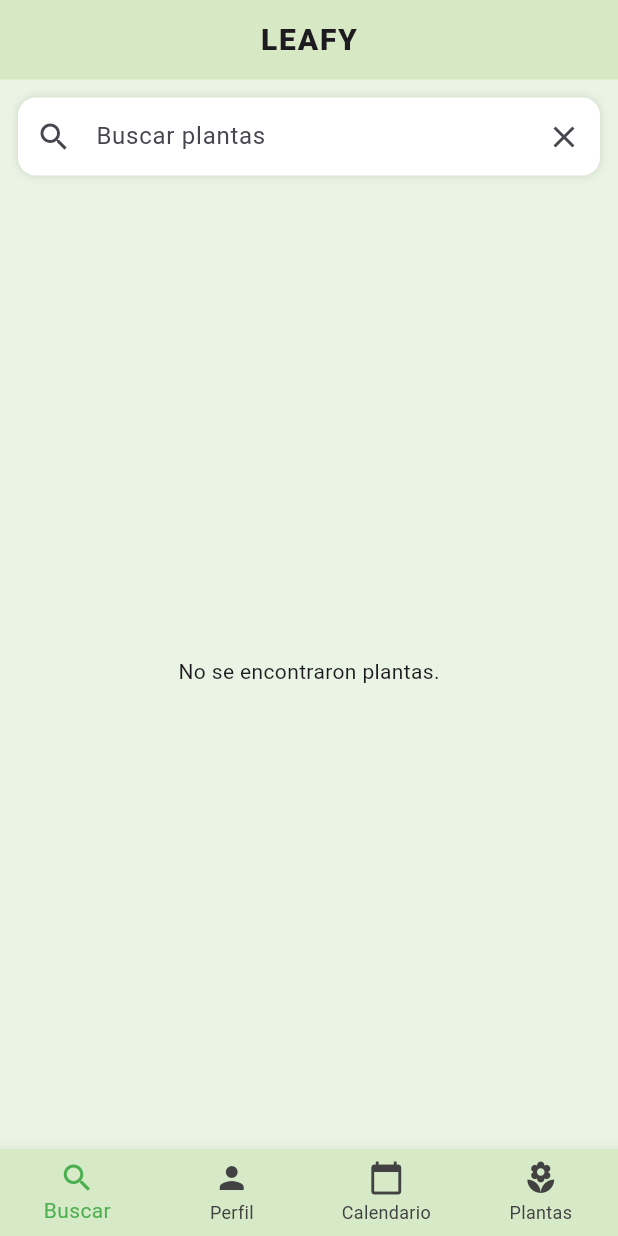
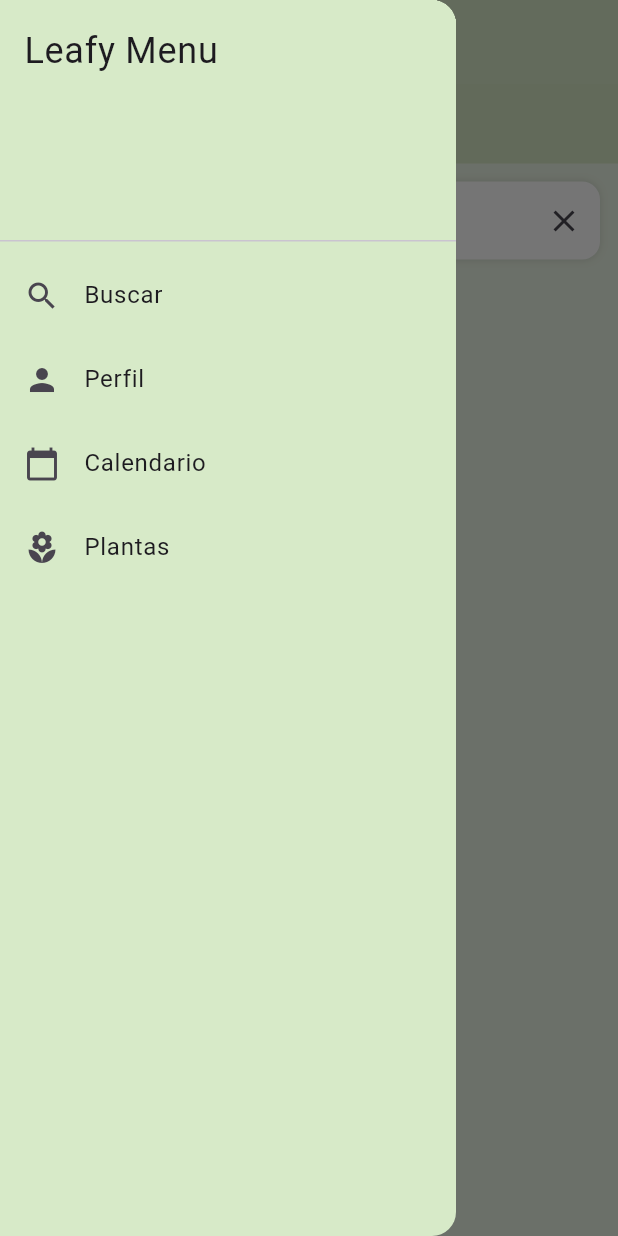
Before and after one commit to mrami8/Leafy_web_flutter, a Flutter app: the MainScreen screen opened directly, with the side drawer open (before the commit the screen has no drawer), on a phone screen of 412 x 824 dp. Run offline on Flutter 3.47's test engine with Material 3 defaults, Android fonts, the light colour scheme and no system bars; our stand-ins replace image_picker, supabase_flutter, table_calendar; accounts and stored records are empty.

Commit message:
menu para web

```diff
--- a/lib/main.dart
+++ b/lib/main.dart
@@ -1,8 +1,8 @@
 import 'package:flutter/material.dart';
 import 'package:provider/provider.dart';
-import 'supabase_config.dart'; // Configuración personalizada de Supabase
-import 'LoginScreen.dart'; // Pantalla de inicio de sesión
-import 'main_screen.dart'; // Pantalla principal con navegación
+import 'supabase_config.dart';
+import 'LoginScreen.dart';
+import 'main_screen.dart';
 import 'providers/auth_provider.dart';
 import 'providers/plant_search_provider.dart';
 import 'providers/notification_provider.dart';
--- a/lib/main_screen.dart
+++ b/lib/main_screen.dart
@@ -4,7 +4,6 @@ import 'package:leafy_app_flutter/screens/plants_screen.dart';
 import 'package:leafy_app_flutter/screens/profile_screen.dart';
 import 'package:leafy_app_flutter/screens/search_screen.dart';
 
-// Pantalla principal que contiene la navegación entre pestañas
 class MainScreen extends StatefulWidget {
   const MainScreen({super.key});
 
@@ -13,41 +12,71 @@ class MainScreen extends StatefulWidget {
 }
 
 class _MainScreenState extends State<MainScreen> {
-  int _selectedIndex = 0; // Índice actual de la pestaña seleccionada (0 = Buscar)
+  int _selectedIndex = 0;
 
-  // Lista de pantallas asociadas a cada pestaña
   final List<Widget> _screens = [
-    SearchScreen(),    // Índice 0: Buscar plantas
-    ProfileScreen(),   // Índice 1: Perfil del usuario
-    CalendarPage(),    // Índice 2: Calendario de cuidados
-    PlantsScreen(),    // Índice 3: Jardín del usuario
+    SearchScreen(),
+    ProfileScreen(),
+    CalendarPage(),
+    PlantsScreen(),
   ];
 
-  // Cambia la pestaña activa cuando el usuario pulsa en una del BottomNavigationBar
-  void _onItemTapped(int index) {
+  final List<String> _titles = [
+    "Buscar",
+    "Perfil",
+    "Calendario",
+    "Plantas",
+  ];
+
+  void _onItemSelected(int index) {
     setState(() {
       _selectedIndex = index;
     });
+    Navigator.pop(context); // Cierra el Drawer después de seleccionar
   }
 
   @override
   Widget build(BuildContext context) {
     return Scaffold(
-      body: _screens[_selectedIndex], // Muestra la pantalla seleccionada
-      bottomNavigationBar: BottomNavigationBar(
-        currentIndex: _selectedIndex,
-        onTap: _onItemTapped,
-        type: BottomNavigationBarType.fixed,
-        backgroundColor: const Color(0xFFD7EAC8), // Fondo verde pastel oscuro
-        selectedItemColor: Colors.green, // Ítem activo en blanco
-        unselectedItemColor: Colors.grey[800], // Ítems inactivos en gris oscuro
-        items: const [
-          BottomNavigationBarItem(icon: Icon(Icons.search), label: "Buscar"),
-          BottomNavigationBarItem(icon: Icon(Icons.person), label: "Perfil"),
-          BottomNavigationBarItem(icon: Icon(Icons.calendar_today), label: "Calendario"),
-          BottomNavigationBarItem(icon: Icon(Icons.local_florist), label: "Plantas"),
-        ],
+      appBar: AppBar(
+        title: Text(_titles[_selectedIndex]),
+        backgroundColor: const Color(0xFFD7EAC8),
       ),
+      drawer: Drawer(
+        backgroundColor: const Color(0xFFD7EAC8),
+        child: ListView(
+          padding: EdgeInsets.zero,
+          children: [
+            const DrawerHeader(
+              decoration: BoxDecoration(
+                color: Color(0xFFD7EAC8),
+              ),
+              child: Text('Leafy Menu', style: TextStyle(fontSize: 24)),
+            ),
+            ListTile(
+              leading: const Icon(Icons.search),
+              title: const Text('Buscar'),
+              onTap: () => _onItemSelected(0),
+            ),
+            ListTile(
+              leading: const Icon(Icons.person),
+              title: const Text('Perfil'),
+              onTap: () => _onItemSelected(1),
+            ),
+            ListTile(
+              leading: const Icon(Icons.calendar_today),
+              title: const Text('Calendario'),
+              onTap: () => _onItemSelected(2),
+            ),
+            ListTile(
+              leading: const Icon(Icons.local_florist),
+              title: const Text('Plantas'),
+              onTap: () => _onItemSelected(3),
+            ),
+          ],
+        ),
+      ),
+      body: _screens[_selectedIndex],
     );
   }
 }
--- a/lib/supabase_config.dart
+++ b/lib/supabase_config.dart
@@ -7,7 +7,7 @@ class SupabaseConfig {
 
   // Clave pública de acceso (anon key) para interactuar con la API de Supabase
   static const String supabaseAnonKey =
-      'eyJhbGciOiJIUzI1NiIsInR5cCI6IkpXVCJ9.eyJpc3MiOiJzdXBhYmFzZSIsInJlZiI6InB4cnRweXV2aGZqZmh2bG1kYmRiIiwicm9sZSI6InNlcnZpY2Vfcm9sZSIsImlhdCI6MTc0MzYwNDkzNCwiZXhwIjoyMDU5MTgwOTM0fQ.wWBZBMIXntAcx8BY3KKHLN7K-yXv035-s3d1bWZruXU';
+      'eyJhbGciOiJIUzI1NiIsInR5cCI6IkpXVCJ9.eyJpc3MiOiJzdXBhYmFzZSIsInJlZiI6InB4cnRweXV2aGZqZmh2bG1kYmRiIiwicm9sZSI6ImFub24iLCJpYXQiOjE3NDM2MDQ5MzQsImV4cCI6MjA1OTE4MDkzNH0.3KLm_jlxqEtPYHxap0ScW5poikfTa7Hj_KVyyXn4C8c';
 
   // Método que inicializa la conexión con Supabase usando la URL y la anon key
   static Future<void> init() async {
```
